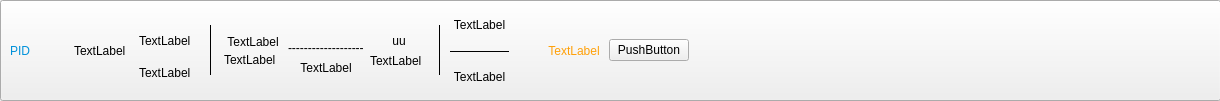
First picture: the form in ticketinfo.ui, repository bjutSecurityst/Dtrip, before the edit.
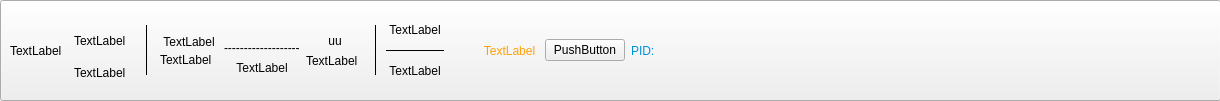
Second picture: the form after the edit.

```diff
--- a/ticketinfo.ui
+++ b/ticketinfo.ui
@@ -35,16 +35,6 @@
     <property name="rightMargin">
      <number>2</number>
     </property>
-    <item>
-     <widget class="QLabel" name="label_13">
-      <property name="styleSheet">
-       <string notr="true">color: rgb(0, 145, 218);font: 12pt &quot;Microsoft YaHei UI&quot;;</string>
-      </property>
-      <property name="text">
-       <string>PID</string>
-      </property>
-     </widget>
-    </item>
     <item>
      <widget class="QLabel" name="label">
       <property name="text">
@@ -231,6 +221,12 @@
     </item>
     <item>
      <layout class="QVBoxLayout" name="verticalLayout_5" stretch="5,2,5">
+      <property name="topMargin">
+       <number>10</number>
+      </property>
+      <property name="bottomMargin">
+       <number>10</number>
+      </property>
       <item>
        <widget class="QLabel" name="label_5">
         <property name="styleSheet">
@@ -326,6 +322,26 @@
       </property>
      </widget>
     </item>
+    <item>
+     <layout class="QVBoxLayout" name="verticalLayout_6">
+      <property name="topMargin">
+       <number>20</number>
+      </property>
+      <property name="bottomMargin">
+       <number>20</number>
+      </property>
+      <item>
+       <widget class="QLabel" name="label_13">
+        <property name="styleSheet">
+         <string notr="true">color: rgb(0, 145, 218);font: 9pt &quot;Microsoft YaHei UI&quot;;</string>
+        </property>
+        <property name="text">
+         <string>PID: </string>
+        </property>
+       </widget>
+      </item>
+     </layout>
+    </item>
     <item>
      <spacer name="horizontalSpacer">
       <property name="orientation">
```
Left out of the diff: 32 changed lines with no effect on the pictures.
